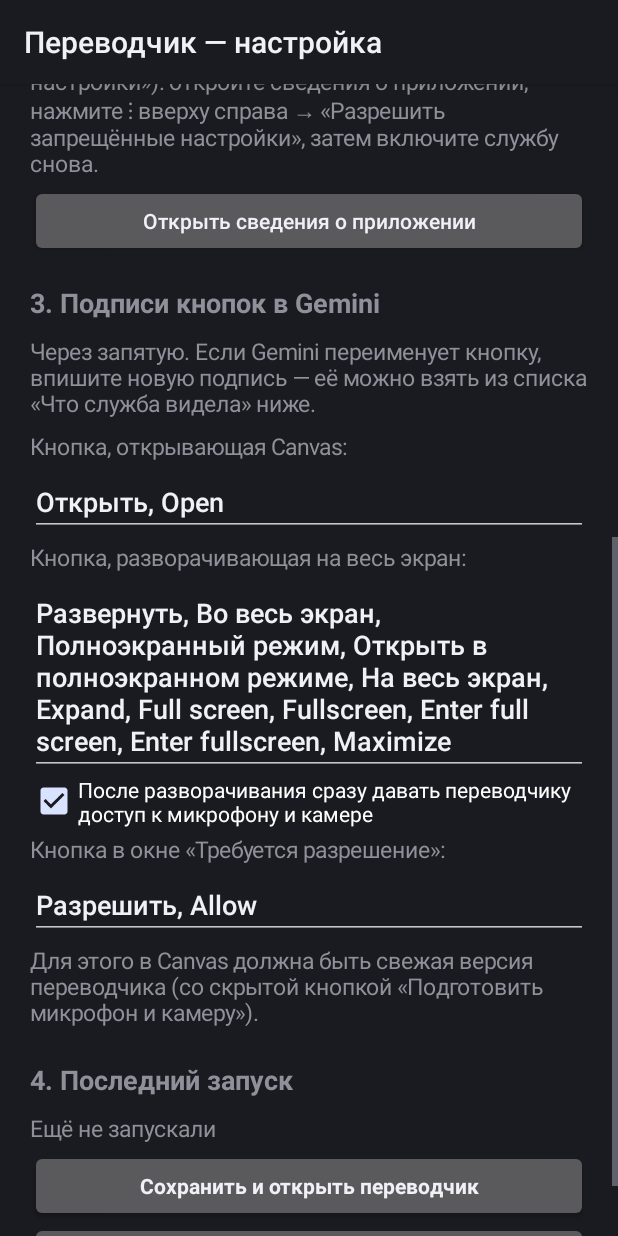
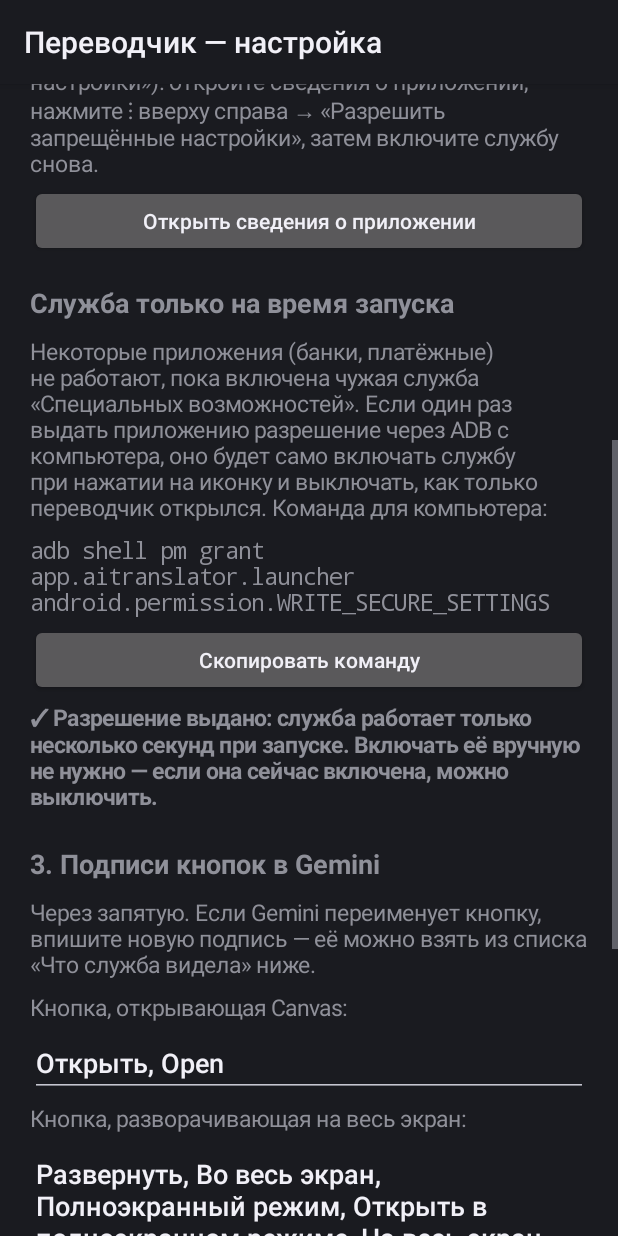
Before and after one commit to lredi1337/GemTranslate, an Android app: the screen it shows after launch (SetupActivity), scrolled down 537 dp, on a phone screen of 412 x 824 dp. Run offline under Robolectric (Android 15) with nearby library versions, the phone set to English and light mode, and no system bars.

Commit message:
Launcher: keep the accessibility service on only while launching
With WRITE_SECURE_SETTINGS granted once via ADB, tapping the icon turns
the service on, waits for it to connect, runs the splash + taps, and the
service turns itself off afterwards (disableSelf), so apps that refuse
to run with third-party accessibility services enabled keep working.
Without the permission nothing changes. Setup screen shows the status
and a copy button for the adb command.

Co-Authored-By: Claude Opus 5.5 <noreply@anthropic.com>
Claude-Session: https://claude.ai/code/session_01QmtDV1wLVMk8ieiRHSA1o4

```diff
--- a/android/app/build.gradle
+++ b/android/app/build.gradle
@@ -10,8 +10,8 @@ android {
         applicationId 'app.aitranslator.launcher'
         minSdk 26
         targetSdk 34
-        versionCode 8
-        versionName '1.7'
+        versionCode 9
+        versionName '1.8'
     }
 
     // Ключ подписи в репозитории не хранится. Сборка в GitHub берёт его из зашифрованных Secrets
--- a/android/app/src/main/java/app/aitranslator/launcher/Prefs.java
+++ b/android/app/src/main/java/app/aitranslator/launcher/Prefs.java
@@ -71,6 +71,32 @@ final class Prefs {
         get(c).edit().putLong(ARMED_UNTIL, 0).putString(LAST_RESULT, result).apply();
     }
 
+    static final String AUTO_MANAGED = "auto_managed";
+    static final String ADB_COMMAND = "adb shell pm grant app.aitranslator.launcher android.permission.WRITE_SECURE_SETTINGS";
+
+    /** Выдано ли через ADB разрешение менять системные настройки (включать/выключать свою службу) */
+    static boolean canToggleService(Context c) {
+        return c.checkSelfPermission(android.Manifest.permission.WRITE_SECURE_SETTINGS)
+                == android.content.pm.PackageManager.PERMISSION_GRANTED;
+    }
+
+    /** Включить свою службу «Специальных возможностей» (только с разрешением из ADB) */
+    static boolean enableService(Context c) {
+        if (!canToggleService(c)) return false;
+        try {
+            android.content.ContentResolver cr = c.getContentResolver();
+            String me = new ComponentName(c, AutoClickService.class).flattenToString();
+            String list = Settings.Secure.getString(cr, Settings.Secure.ENABLED_ACCESSIBILITY_SERVICES);
+            if (list == null || list.isEmpty()) list = me;
+            else if (!serviceEnabled(c)) list = list + ":" + me;
+            Settings.Secure.putString(cr, Settings.Secure.ENABLED_ACCESSIBILITY_SERVICES, list);
+            Settings.Secure.putInt(cr, Settings.Secure.ACCESSIBILITY_ENABLED, 1);
+            return true;
+        } catch (RuntimeException e) {
+            return false;
+        }
+    }
+
     static boolean serviceEnabled(Context c) {
         String enabled = Settings.Secure.getString(c.getContentResolver(), Settings.Secure.ENABLED_ACCESSIBILITY_SERVICES);
         if (TextUtils.isEmpty(enabled)) return false;
--- a/android/app/src/main/java/app/aitranslator/launcher/SetupActivity.java
+++ b/android/app/src/main/java/app/aitranslator/launcher/SetupActivity.java
@@ -28,6 +28,7 @@ public class SetupActivity extends Activity {
     private EditText allowLabels;
     private CheckBox autoPerms;
     private TextView serviceStatus;
+    private TextView autoToggleStatus;
     private TextView lastRun;
     private LinearLayout box;
 
@@ -68,6 +69,19 @@ public class SetupActivity extends Activity {
         button("Открыть сведения о приложении", v -> startActivity(new Intent(Settings.ACTION_APPLICATION_DETAILS_SETTINGS,
                 Uri.parse("package:" + getPackageName()))));
 
+        header("Служба только на время запуска");
+        text("Некоторые приложения (банки, платёжные) не работают, пока включена чужая служба «Специальных возможностей». "
+                + "Если один раз выдать приложению разрешение через ADB с компьютера, оно будет само включать службу при нажатии "
+                + "на иконку и выключать, как только переводчик открылся. Команда для компьютера:");
+        TextView cmd = text(Prefs.ADB_COMMAND);
+        cmd.setTypeface(Typeface.MONOSPACE);
+        button("Скопировать команду", v -> {
+            ClipboardManager cm = (ClipboardManager) getSystemService(CLIPBOARD_SERVICE);
+            if (cm != null) cm.setPrimaryClip(ClipData.newPlainText("adb", Prefs.ADB_COMMAND));
+            toast("Команда скопирована");
+        });
+        autoToggleStatus = text("");
+
         header("3. Подписи кнопок в Gemini");
         text("Через запятую. Если Gemini переименует кнопку, впишите новую подпись — её можно взять из списка «Что служба видела» ниже.");
         text("Кнопка, открывающая Canvas:");
@@ -99,7 +113,15 @@ public class SetupActivity extends Activity {
     protected void onResume() {
         super.onResume();
         boolean on = Prefs.serviceEnabled(this);
-        serviceStatus.setText(on ? "✓ Служба включена" : "✗ Служба выключена — кнопки нажимать будет некому");
+        boolean auto = Prefs.canToggleService(this);
+        serviceStatus.setText(auto
+                ? "✓ Служба включается сама на время запуска (разрешение из ADB выдано)"
+                : on ? "✓ Служба включена" : "✗ Служба выключена — кнопки нажимать будет некому");
+        autoToggleStatus.setText(auto
+                ? "✓ Разрешение выдано: служба работает только несколько секунд при запуске. Включать её вручную не нужно — "
+                        + "если она сейчас включена, можно выключить."
+                : "Разрешение не выдано — служба работает постоянно, как сейчас.");
+        autoToggleStatus.setTypeface(Typeface.DEFAULT_BOLD);
         serviceStatus.setTypeface(Typeface.DEFAULT_BOLD);
         SharedPreferences p = Prefs.get(this);
         String seen = p.getString(Prefs.SEEN, "");
```
Also changed, not shown: android/app/src/main/AndroidManifest.xml (+6 -1 lines), android/app/src/main/java/app/aitranslator/launcher/AutoClickService.java (+18 -1 lines), android/app/src/main/java/app/aitranslator/launcher/LaunchActivity.java (+21 -0 lines), 1 other file.
